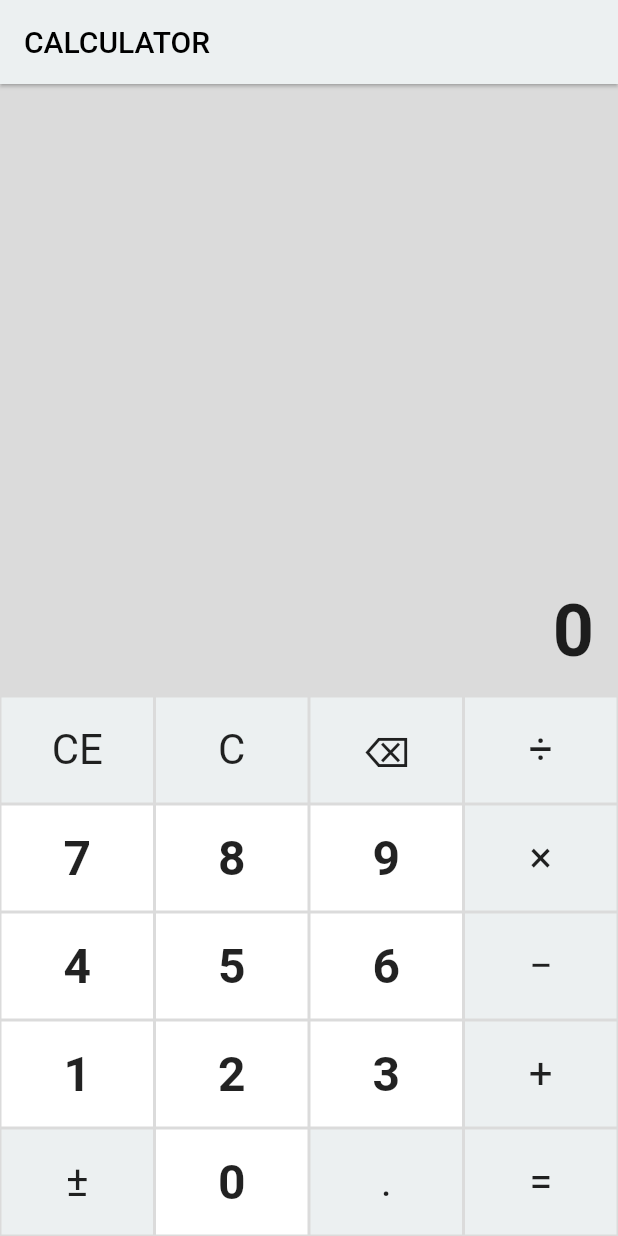
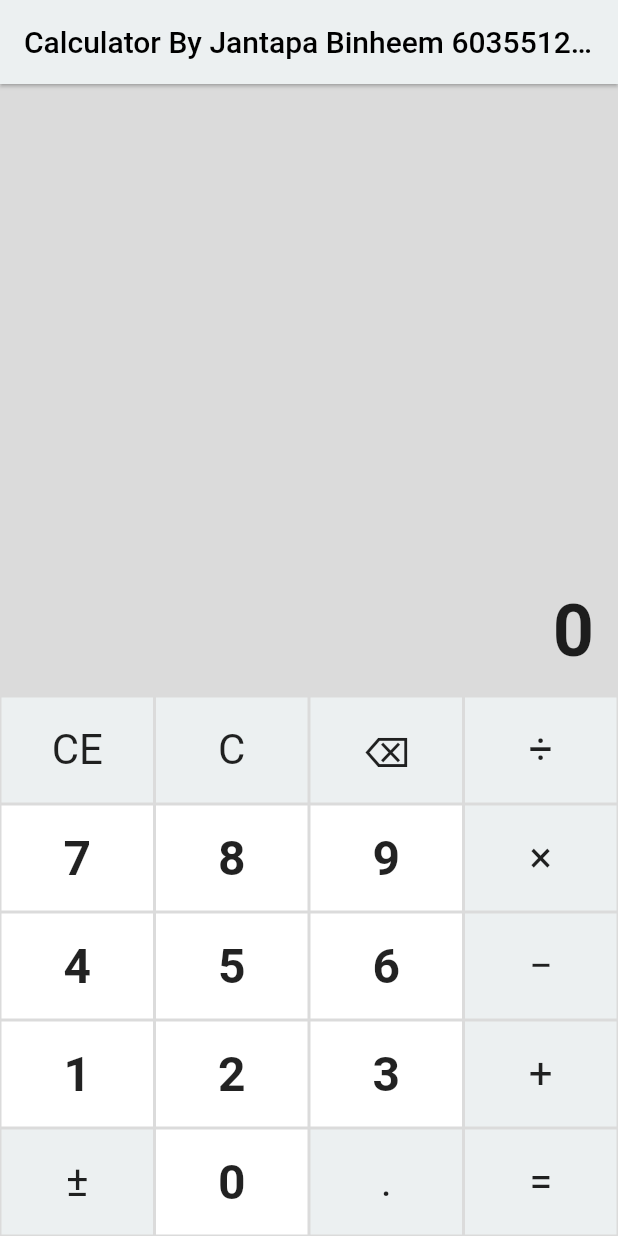
Before and after one commit to jantapabh/Flutter-Calculate, a Flutter app: the screen it shows after launch, on a phone screen of 412 x 824 dp. Run offline on Flutter 3.47's test engine with Material 2 defaults, Android fonts, the phone set to English and light mode, and no system bars.

Commit message:
add calculator

```diff
--- a/lib/main.dart
+++ b/lib/main.dart
@@ -3,15 +3,15 @@ import 'package:flutter/material.dart';
 void main() => runApp(MyApp());
 
 class MyApp extends StatelessWidget {
-  // This widget is the root of your application.
+
   @override
   Widget build(BuildContext context) {
     return MaterialApp(
-      title: 'CALCULATOR',
+      title: 'Calculator',
       theme: ThemeData(
         primarySwatch: Colors.blueGrey,
       ),
-      home: MyCalculatorPage(title: 'CALCULATOR'),
+      home: MyCalculatorPage(title: 'Calculator By Jantapa Binheem 6035512034'),
     );
   }
 }
```
